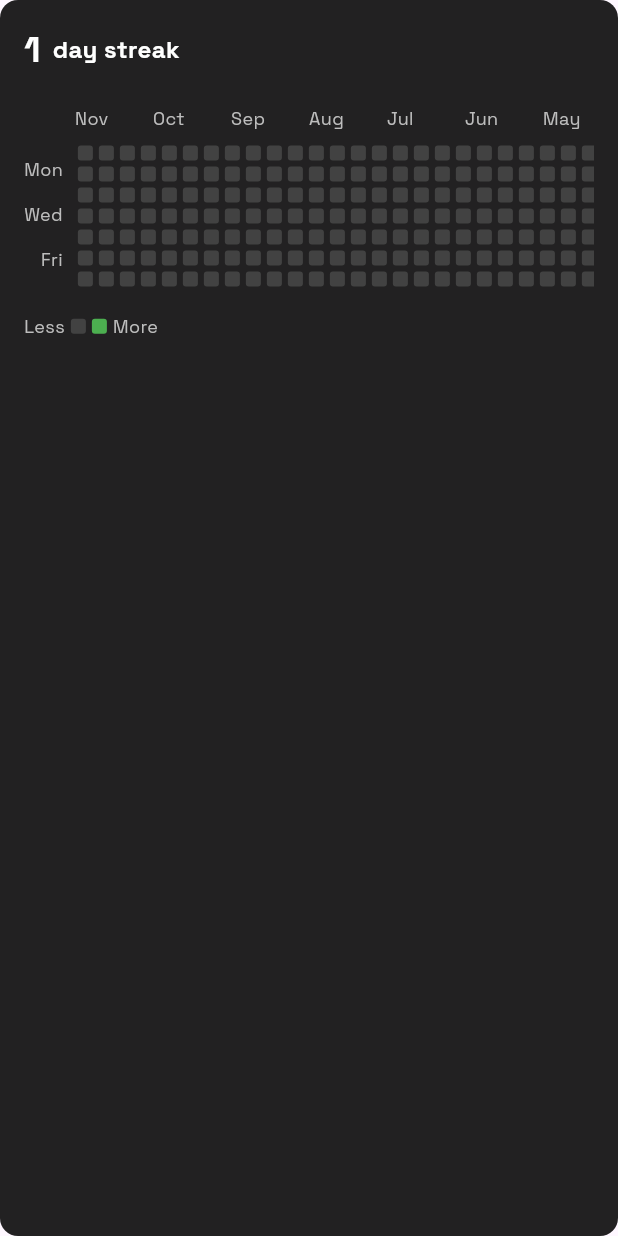
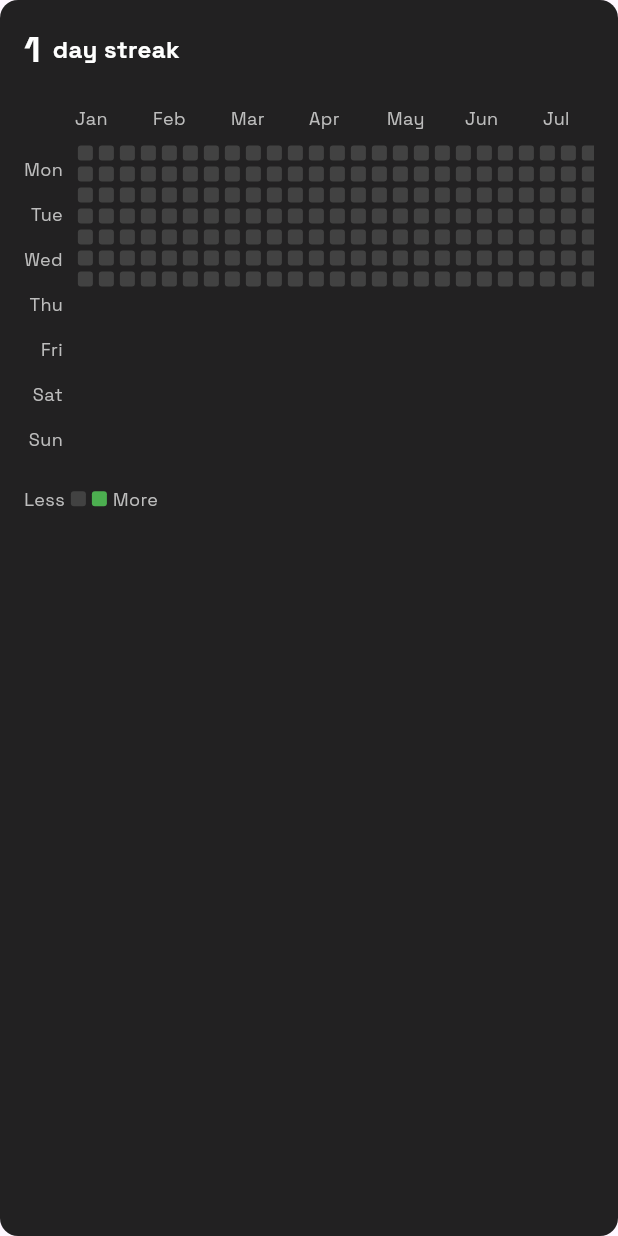
Before and after one commit to Dukeazeta/weatherkoko, a Flutter app: the StreakIndicator widget shown alone on an empty page, opened directly, on a phone screen of 412 x 824 dp. Run offline on Flutter 3.47's test engine with Material 3 defaults, Android fonts, the phone set to English and light mode, and no system bars; our stand-ins replace equatable, flutter_bloc, geolocator, google_fonts, lottie, package_info_plus and 1 more; accounts and stored records are empty.

Commit message:
modified:   lib/widgets/streak_indicator.dart

```diff
--- a/lib/widgets/streak_indicator.dart
+++ b/lib/widgets/streak_indicator.dart
@@ -12,10 +12,10 @@ class StreakIndicator extends StatefulWidget {
 class _StreakIndicatorState extends State<StreakIndicator> {
   late SharedPreferences prefs;
   final List<String> months = [
-    'Dec', 'Nov', 'Oct', 'Sep', 'Aug', 'Jul',
-    'Jun', 'May', 'Apr', 'Mar', 'Feb', 'Jan'
+    'Jan', 'Feb', 'Mar', 'Apr', 'May', 'Jun',
+    'Jul', 'Aug', 'Sep', 'Oct', 'Nov', 'Dec'
   ];
-  final List<String> weekDays = ['Mon', 'Wed', 'Fri'];
+  final List<String> weekDays = ['Mon', 'Tue', 'Wed', 'Thu', 'Fri', 'Sat', 'Sun'];
   Map<String, bool> activityData = {};
   int currentStreak = 0;
 
@@ -139,23 +139,18 @@ class _StreakIndicatorState extends State<StreakIndicator> {
                     // Months row
                     Row(
                       children: List.generate(12, (monthIndex) {
-                        final now = DateTime.now();
-                        final yearStart = DateTime(now.year, 1);
-                        final monthDate = now.subtract(Duration(days: monthIndex * 30));
-                        final monthName = months[monthDate.month - 1];
-
                         return Container(
                           width: 52,
                           alignment: Alignment.centerLeft,
                           child: Text(
-                            monthName,
+                            months[monthIndex],
                             style: TextStyle(
                               color: Colors.grey.shade400,
                               fontSize: 12,
                             ),
                           ),
                         );
-                      }).reversed.toList(), // Reverse to show current month on the right
+                      }),
                     ),
                     const SizedBox(height: 8),
                     // Activity squares
```
